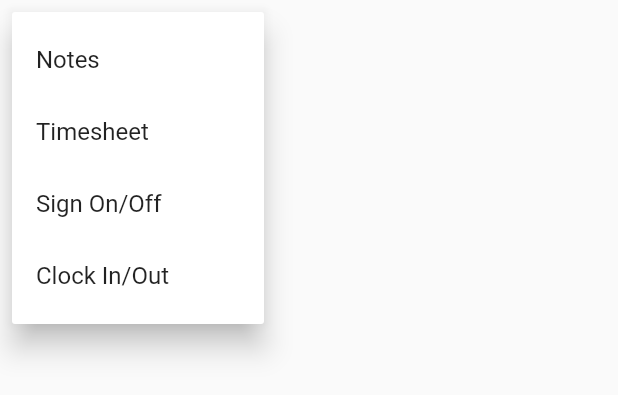
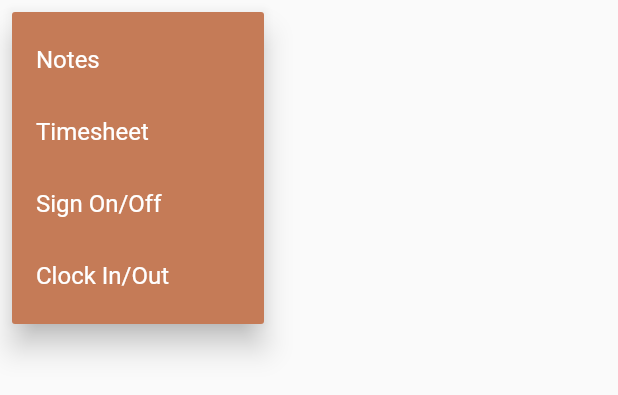
Before and after one commit to cgprats/COP4331-SchedulingManager, a Flutter app: the _JobCardButtons widget shown alone on an empty page, opened directly with empty values, after a tap on the "more vert" icon, on a phone screen of 412 x 824 dp. Shown: the top 395 px of the screen. Run offline on Flutter 3.47's test engine with Material 2 defaults, Android fonts, the phone set to English and light mode, and no system bars; accounts and stored records are empty.

Commit message:
Small Updates

```diff
--- a/mobile/lib/components/job_card.dart
+++ b/mobile/lib/components/job_card.dart
@@ -209,7 +209,7 @@ class _JobCardBodyState extends State<_JobCardBody> {
         children: <Widget>[
           Table(
             columnWidths: const <int, TableColumnWidth>{
-              0: FractionColumnWidth(0.25),
+              0: FractionColumnWidth(0.27),
             },
             children: <TableRow>[
               TableRow(
@@ -220,17 +220,18 @@ class _JobCardBodyState extends State<_JobCardBody> {
                       child: Align(
                         alignment: Alignment.centerLeft,
                         child: Container(
-                          decoration: BoxDecoration(
-                            border: Border(
-                              bottom: BorderSide(
-                                color: CustomColors.white,
-                              ),
-                            ),
-                          ),
+                          // decoration: BoxDecoration(
+                          //   border: Border(
+                          //     bottom: BorderSide(
+                          //       color: CustomColors.white,
+                          //     ),
+                          //   ),
+                          // ),
                           child: Text(
                             'Location:',
                             style: TextStyle(
                               color: CustomColors.white,
+                              fontWeight: FontWeight.bold,
                             ),
                           ),
                         ),
@@ -258,17 +259,18 @@ class _JobCardBodyState extends State<_JobCardBody> {
                       child: Align(
                         alignment: Alignment.centerLeft,
                         child: Container(
-                          decoration: BoxDecoration(
-                            border: Border(
-                              bottom: BorderSide(
-                                color: CustomColors.white,
-                              ),
-                            ),
-                          ),
+                          // decoration: BoxDecoration(
+                          //   border: Border(
+                          //     bottom: BorderSide(
+                          //       color: CustomColors.white,
+                          //     ),
+                          //   ),
+                          // ),
                           child: Text(
                             'Duration:',
                             style: TextStyle(
                               color: CustomColors.white,
+                              fontWeight: FontWeight.bold,
                             ),
                           ),
                         ),
@@ -324,17 +326,18 @@ class _JobCardBodyState extends State<_JobCardBody> {
                       child: Align(
                         alignment: Alignment.centerLeft,
                         child: Container(
-                          decoration: BoxDecoration(
-                            border: Border(
-                              bottom: BorderSide(
-                                color: CustomColors.white,
-                              ),
-                            ),
-                          ),
+                          // decoration: BoxDecoration(
+                          //   border: Border(
+                          //     bottom: BorderSide(
+                          //       color: CustomColors.white,
+                          //     ),
+                          //   ),
+                          // ),
                           child: Text(
                             'Client:',
                             style: TextStyle(
                               color: CustomColors.white,
+                              fontWeight: FontWeight.bold,
                             ),
                           ),
                         ),
@@ -365,7 +368,7 @@ class _JobCardBodyState extends State<_JobCardBody> {
                             child: Expanded(
                               child: Table(
                                 columnWidths: const <int, TableColumnWidth>{
-                                  0: FractionColumnWidth(0.25),
+                                  0: FractionColumnWidth(0.27),
                                 },
                                 children: <TableRow>[
                                   TableRow(
@@ -480,17 +483,19 @@ class _JobCardBodyState extends State<_JobCardBody> {
                 child: Align(
                   alignment: Alignment.center,
                   child: Container(
-                    decoration: BoxDecoration(
-                      border: Border(
-                        bottom: BorderSide(
-                          color: CustomColors.white,
-                        ),
-                      ),
-                    ),
+                    // decoration: BoxDecoration(
+                    //   border: Border(
+                    //     bottom: BorderSide(
+                    //       color: CustomColors.white,
+                    //     ),
+                    //   ),
+                    // ),
                     child: Text(
                       'Team: ${widget.workers.length} / ${widget.maxWorkers}',
                       style: TextStyle(
                         color: CustomColors.white,
+                        fontWeight: FontWeight.bold,
+                        fontSize: 16,
                       ),
                       textAlign: TextAlign.center,
                     ),
@@ -536,6 +541,7 @@ class _JobCardBodyState extends State<_JobCardBody> {
                                 'Name:',
                                 style: TextStyle(
                                   color: CustomColors.white,
+                                  fontWeight: FontWeight.bold,
                                 ),
                               ),
                             ),
@@ -562,6 +568,7 @@ class _JobCardBodyState extends State<_JobCardBody> {
                                 'Email:',
                                 style: TextStyle(
                                   color: CustomColors.white,
+                                  fontWeight: FontWeight.bold,
                                 ),
                               ),
                             ),
@@ -588,6 +595,7 @@ class _JobCardBodyState extends State<_JobCardBody> {
                                 'Phone:',
                                 style: TextStyle(
                                   color: CustomColors.white,
+                                  fontWeight: FontWeight.bold,
                                 ),
                               ),
                             ),
@@ -618,17 +626,19 @@ class _JobCardBodyState extends State<_JobCardBody> {
                 child: Align(
                   alignment: Alignment.center,
                   child: Container(
-                    decoration: BoxDecoration(
-                      border: Border(
-                        bottom: BorderSide(
-                          color: CustomColors.white,
-                        ),
-                      ),
-                    ),
+                    // decoration: BoxDecoration(
+                    //   border: Border(
+                    //     bottom: BorderSide(
+                    //       color: CustomColors.white,
+                    //     ),
+                    //   ),
+                    // ),
                     child: Text(
                       'Details:',
                       style: TextStyle(
                         color: CustomColors.white,
+                        fontWeight: FontWeight.bold,
+                        fontSize: 16,
                       ),
                       textAlign: TextAlign.center,
                     ),
@@ -721,12 +731,12 @@ class _JobCardButtonsState extends State<_JobCardButtons> {
   @override
   Widget build(BuildContext context) {
     return PopupMenuButton<Menu>(
+      color: CustomColors.orange,
       onSelected: (Menu result) {
         print(result);
         switch (result) {
           case Menu.notes:
             // TODO: Update state after adding note
-            // TODO: Limit the size of the body of the modal
             showDialog(
               context: context,
               builder: (BuildContext context) {
@@ -804,35 +814,56 @@ class _JobCardButtonsState extends State<_JobCardButtons> {
       itemBuilder: (BuildContext context) => <PopupMenuEntry<Menu>>[
         const PopupMenuItem<Menu>(
           value: Menu.notes,
-          child: Text('Notes'),
+          child: Text(
+            'Notes',
+            style: TextStyle(color: CustomColors.white),
+          ),
         ),
         const PopupMenuItem<Menu>(
           value: Menu.timesheet,
-          child: Text('Timesheet'),
+          child: Text(
+            'Timesheet',
+            style: TextStyle(color: CustomColors.white),
+          ),
         ),
         if (GlobalData.accountType == 1) ...[
           const PopupMenuItem<Menu>(
             value: Menu.edit,
-            child: Text('Edit'),
-          ),
-          const PopupMenuItem<Menu>(
-            value: Menu.delete,
-            child: Text('Delete'),
+            child: Text(
+              'Edit',
+              style: TextStyle(color: CustomColors.white),
+            ),
           ),
           if (!widget.isComplete) ...[
             const PopupMenuItem<Menu>(
               value: Menu.markCompleted,
-              child: Text('Mark as Completed'),
+              child: Text(
+                'Mark as Completed',
+                style: TextStyle(color: CustomColors.white),
+              ),
             ),
-          ]
+          ],
+          const PopupMenuItem<Menu>(
+            value: Menu.delete,
+            child: Text(
+              'Delete',
+              style: TextStyle(color: CustomColors.white),
+            ),
+          ),
         ] else ...[
           PopupMenuItem<Menu>(
             value: Menu.signOnOff,
-            child: Text('Sign On/Off'),
+            child: Text(
+              'Sign On/Off',
+              style: TextStyle(color: CustomColors.white),
+            ),
           ),
           const PopupMenuItem<Menu>(
             value: Menu.clockInOut,
-            child: Text('Clock In/Out'),
+            child: Text(
+              'Clock In/Out',
+              style: TextStyle(color: CustomColors.white),
+            ),
           ),
         ]
       ],
```
Also changed, not shown: mobile/pubspec.lock, 1 other file.
